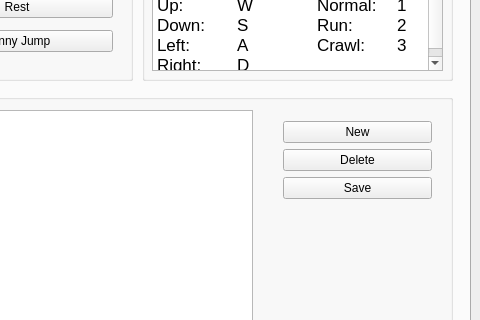
Before: the Qt Designer form ui/MainWindow.ui in PetoiCamp/PetoiControllerQt, drawn with Qt 5; both pictures show x 520 to 1000 and y 195 to 515 of the 1000 by 720 pixel window.
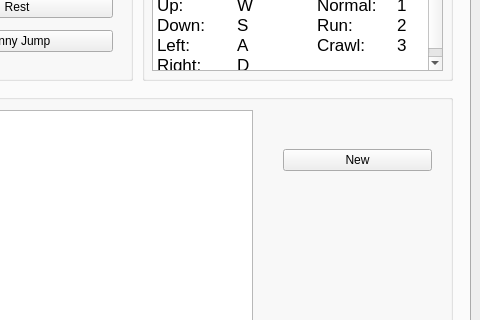
After: the same form once the commit is applied. Icons and pictures are not drawn.

Diff of the .ui file:
```diff
--- a/ui/MainWindow.ui
+++ b/ui/MainWindow.ui
@@ -637,7 +637,7 @@
         </rect>
        </property>
       </widget>
-      <widget class="QWidget" name="layoutWidget">
+      <widget class="QWidget" name="layoutWidget_8">
        <property name="geometry">
         <rect>
          <x>770</x>
@@ -654,20 +654,6 @@
           </property>
          </widget>
         </item>
-        <item>
-         <widget class="QPushButton" name="buttonCmdDel">
-          <property name="text">
-           <string>Delete</string>
-          </property>
-         </widget>
-        </item>
-        <item>
-         <widget class="QPushButton" name="buttonCmdSave">
-          <property name="text">
-           <string>Save</string>
-          </property>
-         </widget>
-        </item>
        </layout>
       </widget>
      </widget>
```
Left out of the diff: 8 changed lines with no effect on the pictures.
